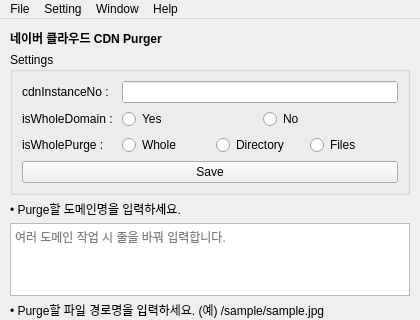
This is res/ui/MainWindow.ui in homubee/Ncloud-CdnPurger as Qt 5 draws it before an edit; both pictures show x 0 to 420 and y 0 to 320 of the 420 by 500 pixel window. The edited form follows.
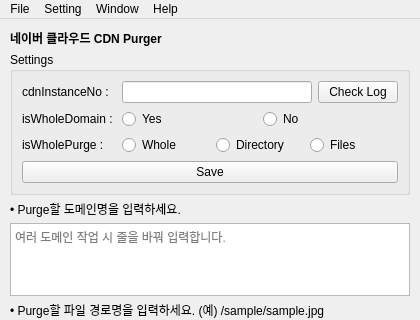
This is the edited form.

Commit message: #13 Make default ui feature

The edit to the form file:
```diff
--- a/res/ui/MainWindow.ui
+++ b/res/ui/MainWindow.ui
@@ -54,9 +54,6 @@
       <layout class="QVBoxLayout" name="verticalLayout_2">
        <item>
         <layout class="QFormLayout" name="formLayout">
-         <item row="0" column="1">
-          <widget class="QLineEdit" name="cdnInstanceNo"/>
-         </item>
          <item row="0" column="0">
           <widget class="QLabel" name="label_cdnInstanceNo">
            <property name="text">
@@ -136,6 +133,20 @@
            </item>
           </layout>
          </item>
+         <item row="0" column="1">
+          <layout class="QHBoxLayout" name="horizontalLayout_3">
+           <item>
+            <widget class="QLineEdit" name="cdnInstanceNo"/>
+           </item>
+           <item>
+            <widget class="QPushButton" name="checkLogButton">
+             <property name="text">
+              <string>Check Log</string>
+             </property>
+            </widget>
+           </item>
+          </layout>
+         </item>
         </layout>
        </item>
        <item>
```
The commit also changes 3 other files.
